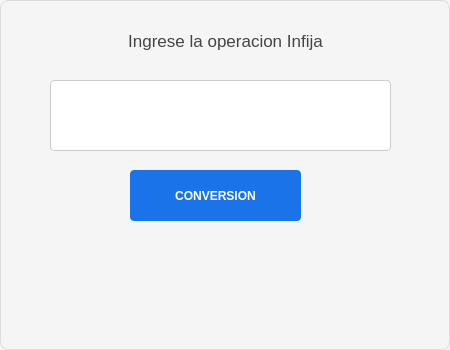
The window that ui/infija_posfija.ui (rsoto-cortes/EstructuraDatos) describes before a commit, drawn with Qt 5.
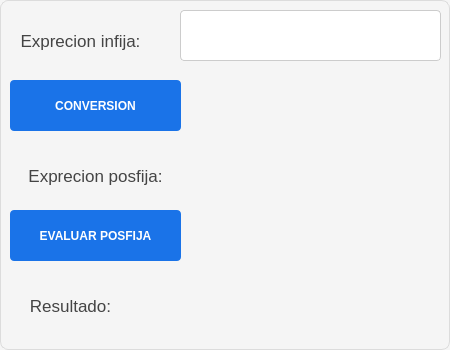
The same window after the commit.

Commit message: evaluacion de posfija

```diff
--- a/ui/infija_posfija.ui
+++ b/ui/infija_posfija.ui
@@ -70,18 +70,23 @@
   <widget class="QLineEdit" name="ent_dato">
    <property name="geometry">
     <rect>
-     <x>50</x>
-     <y>80</y>
-     <width>341</width>
-     <height>71</height>
+     <x>180</x>
+     <y>10</y>
+     <width>261</width>
+     <height>51</height>
     </rect>
    </property>
+   <property name="font">
+    <font>
+     <pointsize>13</pointsize>
+    </font>
+   </property>
   </widget>
   <widget class="QPushButton" name="btn_conv">
    <property name="geometry">
     <rect>
-     <x>130</x>
-     <y>170</y>
+     <x>10</x>
+     <y>80</y>
      <width>171</width>
      <height>51</height>
     </rect>
@@ -93,22 +98,30 @@
   <widget class="QLabel" name="lbl_resultado">
    <property name="geometry">
     <rect>
-     <x>50</x>
-     <y>240</y>
-     <width>341</width>
-     <height>91</height>
+     <x>180</x>
+     <y>140</y>
+     <width>261</width>
+     <height>61</height>
     </rect>
    </property>
+   <property name="font">
+    <font>
+     <pointsize>13</pointsize>
+    </font>
+   </property>
    <property name="text">
     <string/>
    </property>
+   <property name="alignment">
+    <set>Qt::AlignCenter</set>
+   </property>
   </widget>
   <widget class="QLabel" name="label_2">
    <property name="geometry">
     <rect>
-     <x>60</x>
+     <x>0</x>
      <y>10</y>
-     <width>331</width>
+     <width>161</width>
      <height>61</height>
     </rect>
    </property>
@@ -118,7 +131,83 @@
     </font>
    </property>
    <property name="text">
-    <string>Ingrese la operacion Infija</string>
+    <string>Exprecion infija:</string>
+   </property>
+   <property name="alignment">
+    <set>Qt::AlignCenter</set>
+   </property>
+  </widget>
+  <widget class="QLabel" name="label">
+   <property name="geometry">
+    <rect>
+     <x>0</x>
+     <y>150</y>
+     <width>191</width>
+     <height>51</height>
+    </rect>
+   </property>
+   <property name="font">
+    <font>
+     <pointsize>13</pointsize>
+    </font>
+   </property>
+   <property name="text">
+    <string>Exprecion posfija:</string>
+   </property>
+   <property name="alignment">
+    <set>Qt::AlignCenter</set>
+   </property>
+  </widget>
+  <widget class="QPushButton" name="btn_eval">
+   <property name="geometry">
+    <rect>
+     <x>10</x>
+     <y>210</y>
+     <width>171</width>
+     <height>51</height>
+    </rect>
+   </property>
+   <property name="text">
+    <string>EVALUAR POSFIJA</string>
+   </property>
+  </widget>
+  <widget class="QLabel" name="label_3">
+   <property name="geometry">
+    <rect>
+     <x>0</x>
+     <y>280</y>
+     <width>141</width>
+     <height>51</height>
+    </rect>
+   </property>
+   <property name="font">
+    <font>
+     <pointsize>13</pointsize>
+    </font>
+   </property>
+   <property name="text">
+    <string>Resultado:</string>
+   </property>
+   <property name="alignment">
+    <set>Qt::AlignCenter</set>
+   </property>
+  </widget>
+  <widget class="QLabel" name="lbl_res_ev">
+   <property name="geometry">
+    <rect>
+     <x>180</x>
+     <y>280</y>
+     <width>261</width>
+     <height>51</height>
+    </rect>
+   </property>
+   <property name="font">
+    <font>
+     <pointsize>13</pointsize>
+    </font>
+   </property>
+   <property name="text">
+    <string/>
    </property>
    <property name="alignment">
     <set>Qt::AlignCenter</set>
```
The commit also changes 4 other files.
